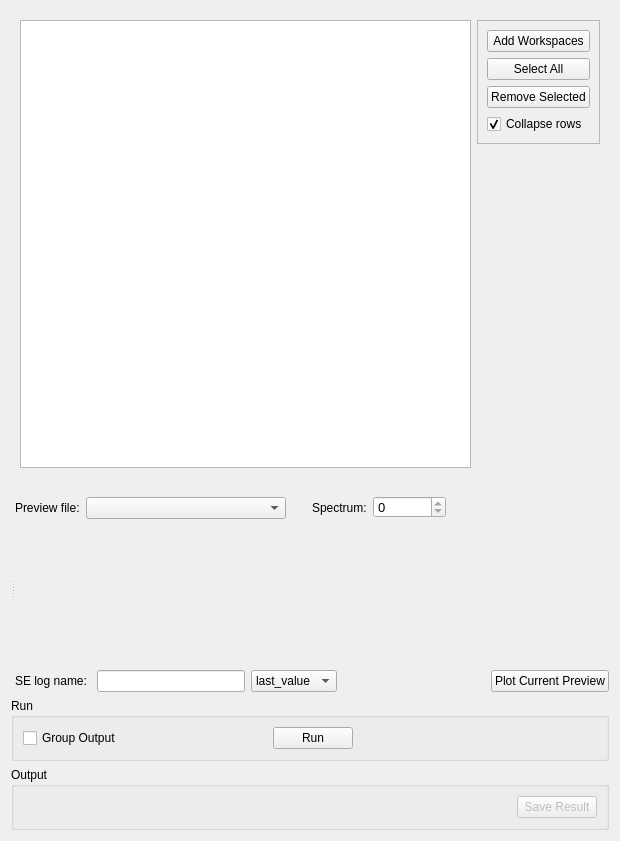
mantidproject/mantid, file qt/scientific_interfaces/Inelastic/Processor/ElwinTab.ui: the form before one commit.
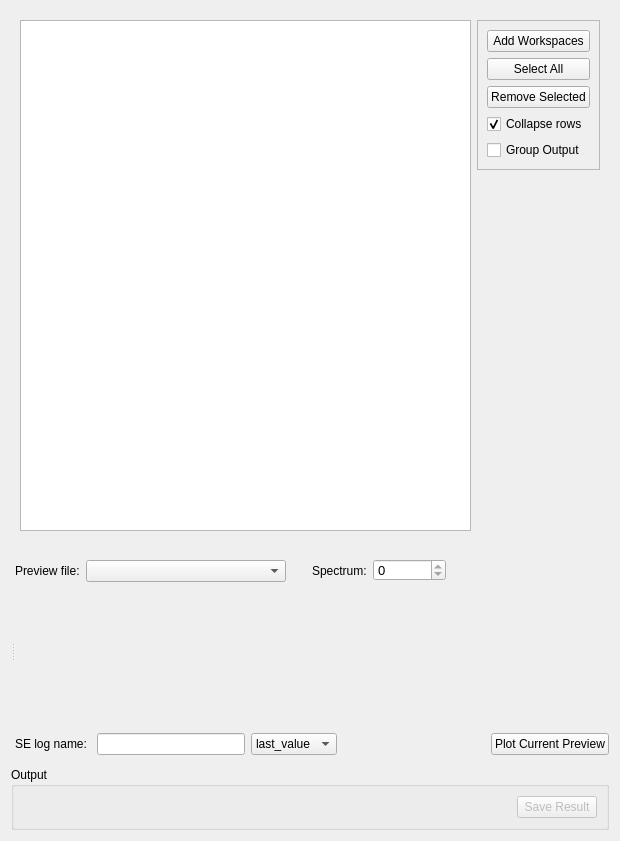
The form after the commit. The open tabs and pages were chosen to show the change. Custom widgets are drawn as their Qt base class.

Commit message: Adapt elwin tab for run widget, inherit from RunSubscriber and refactor validation and run methods

The edit to the form file:
```diff
--- a/qt/scientific_interfaces/Inelastic/Processor/ElwinTab.ui
+++ b/qt/scientific_interfaces/Inelastic/Processor/ElwinTab.ui
@@ -25,8 +25,98 @@
   <property name="windowTitle">
    <string>Form</string>
   </property>
-  <layout class="QGridLayout" name="gridLayout">
-   <item row="1" column="0">
+  <layout class="QVBoxLayout" name="verticalLayout">
+   <item>
+    <widget class="QFrame" name="inputChoice">
+     <property name="sizePolicy">
+      <sizepolicy hsizetype="MinimumExpanding" vsizetype="MinimumExpanding">
+       <horstretch>0</horstretch>
+       <verstretch>0</verstretch>
+      </sizepolicy>
+     </property>
+     <property name="toolTip">
+      <string>For every workspace added, it checks whether to show every spectra of the each workspace as individual rows, or collapse all spectra into one row per workspace</string>
+     </property>
+     <layout class="QGridLayout" name="gridLayout_2" columnstretch="1,0">
+      <item row="0" column="1" alignment="Qt::AlignTop">
+       <widget class="QFrame" name="frame_2">
+        <property name="sizePolicy">
+         <sizepolicy hsizetype="Expanding" vsizetype="Expanding">
+          <horstretch>0</horstretch>
+          <verstretch>0</verstretch>
+         </sizepolicy>
+        </property>
+        <property name="frameShape">
+         <enum>QFrame::StyledPanel</enum>
+        </property>
+        <property name="frameShadow">
+         <enum>QFrame::Raised</enum>
+        </property>
+        <layout class="QVBoxLayout" name="verticalLayout_4">
+         <item>
+          <widget class="QPushButton" name="wkspAdd">
+           <property name="text">
+            <string>Add Workspaces</string>
+           </property>
+          </widget>
+         </item>
+         <item>
+          <widget class="QPushButton" name="pbSelAll">
+           <property name="text">
+            <string>Select All</string>
+           </property>
+          </widget>
+         </item>
+         <item>
+          <widget class="QPushButton" name="wkspRemove">
+           <property name="text">
+            <string>Remove Selected</string>
+           </property>
+          </widget>
+         </item>
+         <item>
+          <widget class="QCheckBox" name="ckCollapse">
+           <property name="enabled">
+            <bool>true</bool>
+           </property>
+           <property name="text">
+            <string>Collapse rows</string>
+           </property>
+           <property name="checked">
+            <bool>true</bool>
+           </property>
+          </widget>
+         </item>
+         <item>
+          <widget class="QCheckBox" name="ckGroupOutput">
+           <property name="text">
+            <string>Group Output</string>
+           </property>
+          </widget>
+         </item>
+        </layout>
+       </widget>
+      </item>
+      <item row="0" column="0">
+       <widget class="QTableWidget" name="tbElwinData">
+        <property name="sizePolicy">
+         <sizepolicy hsizetype="Expanding" vsizetype="Expanding">
+          <horstretch>0</horstretch>
+          <verstretch>0</verstretch>
+         </sizepolicy>
+        </property>
+        <property name="minimumSize">
+         <size>
+          <width>400</width>
+          <height>0</height>
+         </size>
+        </property>
+       </widget>
+      </item>
+     </layout>
+    </widget>
+   </item>
+   <item>
     <widget class="QSplitter" name="splitterPlot">
      <property name="sizePolicy">
       <sizepolicy hsizetype="Expanding" vsizetype="Preferred">
@@ -120,7 +210,7 @@
             <number>-1</number>
            </property>
            <property name="currentIndex">
-            <number>1</number>
+            <number>0</number>
            </property>
            <widget class="QWidget" name="pgPlotSpinBox">
             <widget class="QSpinBox" name="spPlotSpectrum">
@@ -277,69 +367,10 @@
      </widget>
     </widget>
    </item>
-   <item row="2" column="0">
-    <widget class="QGroupBox" name="gbRun">
-     <property name="minimumSize">
-      <size>
-       <width>0</width>
-       <height>0</height>
-      </size>
-     </property>
-     <property name="title">
-      <string>Run</string>
-     </property>
-     <layout class="QHBoxLayout" name="horizontalLayout_3">
-      <item>
-       <layout class="QHBoxLayout" name="horizontalLayout_2">
-        <item>
-         <widget class="QCheckBox" name="ckGroupOutput">
-          <property name="text">
-           <string>Group Output</string>
-          </property>
-         </widget>
-        </item>
-        <item>
-         <spacer name="horizontalSpacer">
-          <property name="orientation">
-           <enum>Qt::Horizontal</enum>
-          </property>
-          <property name="sizeType">
-           <enum>QSizePolicy::Expanding</enum>
-          </property>
-          <property name="sizeHint" stdset="0">
-           <size>
-            <width>125</width>
-            <height>20</height>
-           </size>
-          </property>
-         </spacer>
-        </item>
-       </layout>
-      </item>
-      <item>
-       <widget class="QPushButton" name="pbRun">
-        <property name="text">
-         <string>Run</string>
-        </property>
-       </widget>
-      </item>
-      <item>
-       <spacer name="horizontalSpacer_3">
-        <property name="orientation">
-         <enum>Qt::Horizontal</enum>
-        </property>
-        <property name="sizeHint" stdset="0">
-         <size>
-          <width>244</width>
-          <height>17</height>
-         </size>
-        </property>
-       </spacer>
-      </item>
-     </layout>
-    </widget>
+   <item>
+    <widget class="MantidQt::CustomInterfaces::RunView" name="runWidget" native="true"/>
    </item>
-   <item row="3" column="0">
+   <item>
     <widget class="QGroupBox" name="gbOutput">
      <property name="minimumSize">
       <size>
@@ -380,92 +411,15 @@
      </layout>
     </widget>
    </item>
-   <item row="0" column="0">
-    <widget class="QFrame" name="inputChoice">
-     <property name="sizePolicy">
-      <sizepolicy hsizetype="MinimumExpanding" vsizetype="MinimumExpanding">
-       <horstretch>0</horstretch>
-       <verstretch>0</verstretch>
-      </sizepolicy>
-     </property>
-     <property name="toolTip">
-      <string>For every workspace added, it checks whether to show every spectra of the each workspace as individual rows, or collapse all spectra into one row per workspace</string>
-     </property>
-     <layout class="QGridLayout" name="gridLayout_2" columnstretch="1,0">
-      <item row="0" column="1" alignment="Qt::AlignTop">
-       <widget class="QFrame" name="frame_2">
-        <property name="sizePolicy">
-         <sizepolicy hsizetype="Expanding" vsizetype="Expanding">
-          <horstretch>0</horstretch>
-          <verstretch>0</verstretch>
-         </sizepolicy>
-        </property>
-        <property name="frameShape">
-         <enum>QFrame::StyledPanel</enum>
-        </property>
-        <property name="frameShadow">
-         <enum>QFrame::Raised</enum>
-        </property>
-        <layout class="QVBoxLayout" name="verticalLayout_4">
-         <item>
-          <widget class="QPushButton" name="wkspAdd">
-           <property name="text">
-            <string>Add Workspaces</string>
-           </property>
-          </widget>
-         </item>
-         <item>
-          <widget class="QPushButton" name="pbSelAll">
-           <property name="text">
-            <string>Select All</string>
-           </property>
-          </widget>
-         </item>
-         <item>
-          <widget class="QPushButton" name="wkspRemove">
-           <property name="text">
-            <string>Remove Selected</string>
-           </property>
-          </widget>
-         </item>
-         <item>
-          <widget class="QCheckBox" name="ckCollapse">
-           <property name="enabled">
-            <bool>true</bool>
-           </property>
-           <property name="text">
-            <string>Collapse rows</string>
-           </property>
-           <property name="checked">
-            <bool>true</bool>
-           </property>
-          </widget>
-         </item>
-        </layout>
-       </widget>
-      </item>
-      <item row="0" column="0">
-       <widget class="QTableWidget" name="tbElwinData">
-        <property name="sizePolicy">
-         <sizepolicy hsizetype="Expanding" vsizetype="Expanding">
-          <horstretch>0</horstretch>
-          <verstretch>0</verstretch>
-         </sizepolicy>
-        </property>
-        <property name="minimumSize">
-         <size>
-          <width>400</width>
-          <height>0</height>
-         </size>
-        </property>
-       </widget>
-      </item>
-     </layout>
-    </widget>
-   </item>
   </layout>
  </widget>
  <customwidgets>
+  <customwidget>
+   <class>MantidQt::CustomInterfaces::RunView</class>
+   <extends>QWidget</extends>
+   <header>Common/RunWidget/RunView.h</header>
+   <container>1</container>
+  </customwidget>
   <customwidget>
    <class>MantidQt::CustomInterfaces::OutputPlotOptionsView</class>
    <extends>QWidget</extends>
```
The commit also changes 5 other files.
